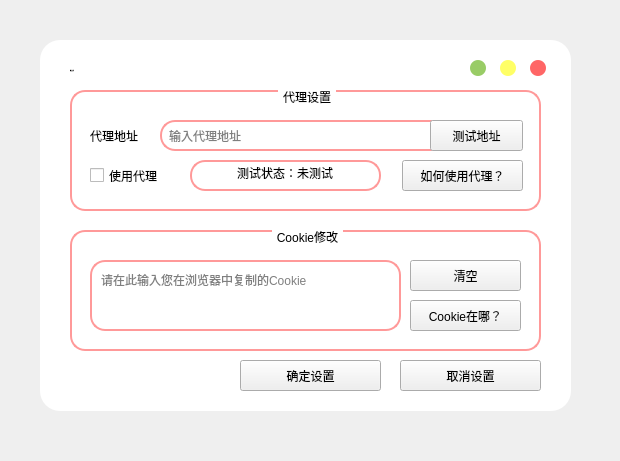
The window that UI/bilidsetting.ui (JimmyLiang-lzm/biliDownloader_GUI) describes before a commit, drawn with Qt 5.
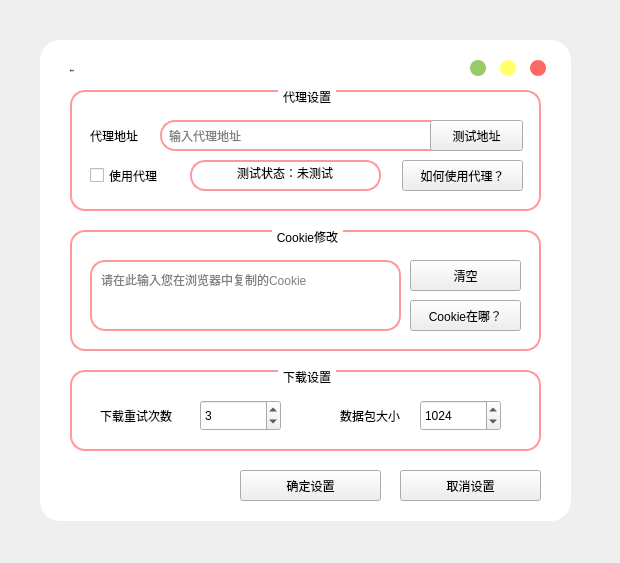
The same window after the commit. Icons and pictures are not drawn.

Commit message: 更新下载选择功能与交互视频全选/全不选

The edit to the form file:
```diff
--- a/UI/bilidsetting.ui
+++ b/UI/bilidsetting.ui
@@ -7,7 +7,7 @@
     <x>0</x>
     <y>0</y>
     <width>620</width>
-    <height>461</height>
+    <height>563</height>
    </rect>
   </property>
   <property name="windowTitle">
@@ -213,7 +213,7 @@
      <x>40</x>
      <y>40</y>
      <width>531</width>
-     <height>371</height>
+     <height>481</height>
     </rect>
    </property>
    <widget class="QPushButton" name="btnmax">
@@ -457,7 +457,7 @@
     <property name="geometry">
      <rect>
       <x>200</x>
-      <y>320</y>
+      <y>430</y>
       <width>141</width>
       <height>31</height>
      </rect>
@@ -470,7 +470,7 @@
     <property name="geometry">
      <rect>
       <x>360</x>
-      <y>320</y>
+      <y>430</y>
       <width>141</width>
       <height>31</height>
      </rect>
@@ -479,6 +479,80 @@
      <string>取消设置</string>
     </property>
    </widget>
+   <widget class="QGroupBox" name="groupBox_3">
+    <property name="geometry">
+     <rect>
+      <x>30</x>
+      <y>330</y>
+      <width>471</width>
+      <height>81</height>
+     </rect>
+    </property>
+    <property name="title">
+     <string>下载设置</string>
+    </property>
+    <widget class="QLabel" name="label_3">
+     <property name="geometry">
+      <rect>
+       <x>30</x>
+       <y>30</y>
+       <width>91</width>
+       <height>31</height>
+      </rect>
+     </property>
+     <property name="text">
+      <string>下载重试次数</string>
+     </property>
+    </widget>
+    <widget class="QLabel" name="label_4">
+     <property name="geometry">
+      <rect>
+       <x>270</x>
+       <y>30</y>
+       <width>71</width>
+       <height>31</height>
+      </rect>
+     </property>
+     <property name="text">
+      <string>数据包大小</string>
+     </property>
+    </widget>
+    <widget class="QSpinBox" name="dl_err">
+     <property name="geometry">
+      <rect>
+       <x>130</x>
+       <y>30</y>
+       <width>81</width>
+       <height>31</height>
+      </rect>
+     </property>
+     <property name="minimum">
+      <number>0</number>
+     </property>
+     <property name="value">
+      <number>3</number>
+     </property>
+    </widget>
+    <widget class="QSpinBox" name="chunk_size">
+     <property name="geometry">
+      <rect>
+       <x>350</x>
+       <y>30</y>
+       <width>81</width>
+       <height>31</height>
+      </rect>
+     </property>
+     <property name="minimum">
+      <number>128</number>
+     </property>
+     <property name="maximum">
+      <number>4096</number>
+     </property>
+     <property name="value">
+      <number>1024</number>
+     </property>
+    </widget>
+   </widget>
   </widget>
  </widget>
  <resources>
```
The commit also changes 9 other files.
